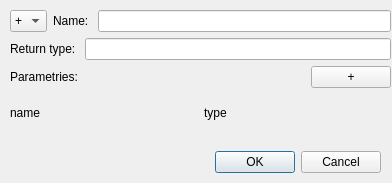
qreal/qreal, file unreal/trunk/qrxml/kernelEditor/methodeditordialog.ui: the form before one commit.
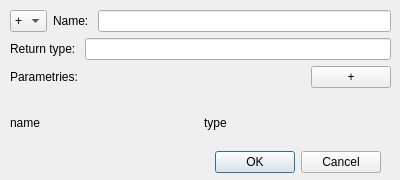
The form after the commit.

Patch:
```diff
--- a/unreal/trunk/qrxml/kernelEditor/methodeditordialog.ui
+++ b/unreal/trunk/qrxml/kernelEditor/methodeditordialog.ui
@@ -6,8 +6,8 @@
    <rect>
     <x>0</x>
     <y>0</y>
-    <width>392</width>
-    <height>183</height>
+    <width>400</width>
+    <height>180</height>
    </rect>
   </property>
   <property name="sizePolicy">
@@ -40,7 +40,7 @@
      <x>10</x>
      <y>10</y>
      <width>381</width>
-     <height>121</height>
+     <height>141</height>
     </rect>
    </property>
    <layout class="QVBoxLayout" name="verticalLayout_2" stretch="0,0">
```
